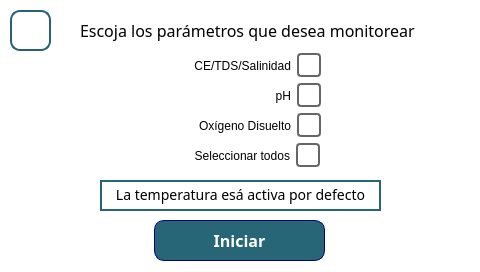
This is src/views/MonitoringView/MonitoringSelectLandscape.ui in Giocerz/water_quality_rpi_unal as Qt 5 draws it before an edit. The edited form follows.
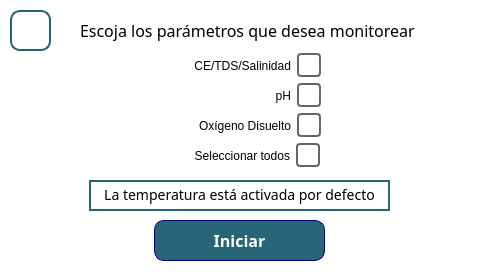
This is the edited form.

Commit message: change: label of temperature in monitoring slect ui was changed

The edit to the form file:
```diff
--- a/src/views/MonitoringView/MonitoringSelectLandscape.ui
+++ b/src/views/MonitoringView/MonitoringSelectLandscape.ui
@@ -266,9 +266,9 @@
    <widget class="QLabel" name="label_2">
     <property name="geometry">
      <rect>
-      <x>100</x>
+      <x>89</x>
       <y>180</y>
-      <width>281</width>
+      <width>301</width>
       <height>31</height>
      </rect>
     </property>
@@ -278,7 +278,7 @@
 </string>
     </property>
     <property name="text">
-     <string>&lt;html&gt;&lt;head/&gt;&lt;body&gt;&lt;p&gt;La temperatura  esá activa por defecto&lt;/p&gt;&lt;/body&gt;&lt;/html&gt;</string>
+     <string>&lt;html&gt;&lt;head/&gt;&lt;body&gt;&lt;p&gt;La temperatura está activada por defecto&lt;/p&gt;&lt;/body&gt;&lt;/html&gt;</string>
     </property>
     <property name="alignment">
      <set>Qt::AlignCenter</set>
```
The commit also changes 3 other files.
